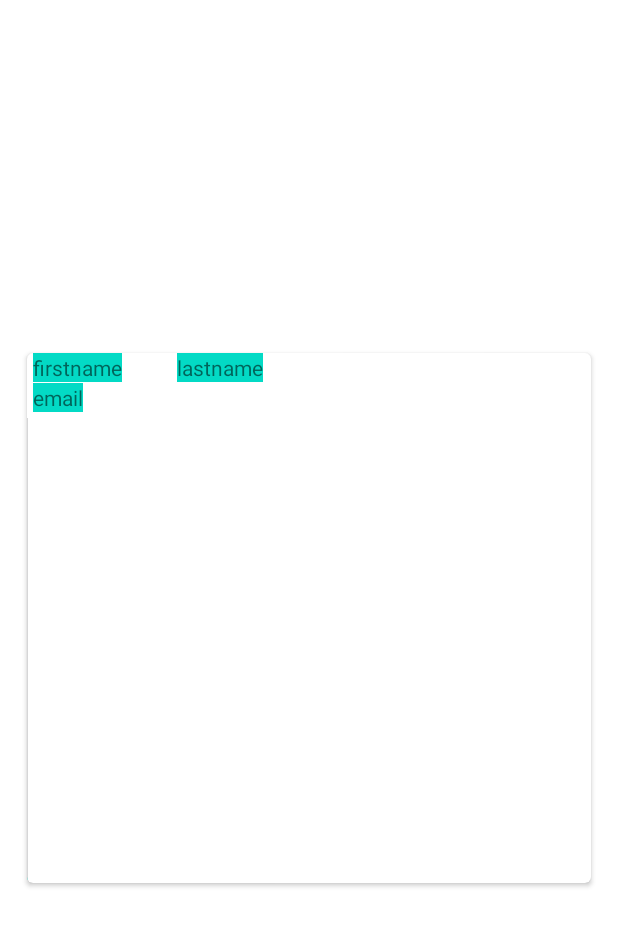
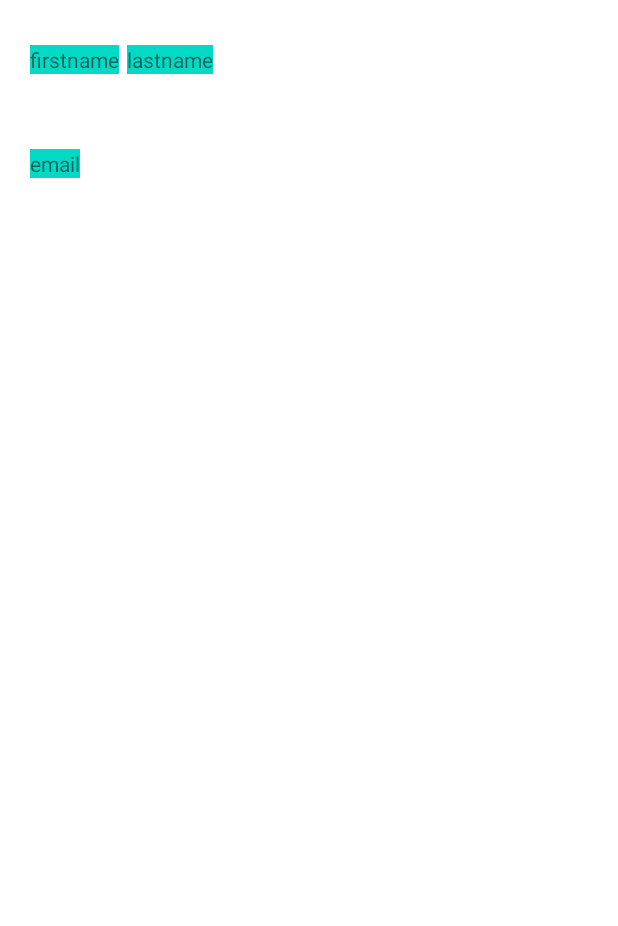
Before and after one commit to asa-012/Sample-App1, an Android app: the layout list_item.xml on its own in the app's theme, with its tools: preview values and no code run, on a phone screen of 412 x 824 dp. Shown: the top 926 px of the screen. Run offline under Robolectric (Android 15) with nearby library versions, the phone set to English and light mode, and no system bars.

Commit message:
feat:cardViewをconstrainLayoutへ変更

```diff
--- a/app/src/main/res/layout/list_item.xml
+++ b/app/src/main/res/layout/list_item.xml
@@ -26,51 +26,58 @@
             type="com.asa.atrae_sample_app1.network.UsersProperties" />
     </data>
 
-    <androidx.cardview.widget.CardView
-        android:id="@+id/card_view"
+    <androidx.constraintlayout.widget.ConstraintLayout
         android:layout_width="match_parent"
-        android:layout_height="353dp"
-        android:layout_gravity="center"
-        android:layout_margin="18dp"
-        android:background="@color/teal_200"
-        app:cardCornerRadius="4dp">
+        android:layout_height="match_parent">
 
         <TextView
             android:id="@+id/text_last_name"
             android:layout_width="wrap_content"
             android:layout_height="wrap_content"
-            android:layout_marginStart="100dp"
+            android:layout_marginStart="5dp"
             android:background="@color/teal_200"
             android:text="lastname"
-            app:userId="@{property}"/>
+            app:layout_constraintBottom_toBottomOf="@+id/text_first_name"
+            app:layout_constraintStart_toEndOf="@+id/text_first_name"
+            app:layout_constraintTop_toTopOf="@+id/text_first_name"
+            app:userLastName="@{property}" />
 
         <TextView
             android:id="@+id/text_first_name"
             android:layout_width="wrap_content"
             android:layout_height="wrap_content"
-            android:layout_marginStart="4dp"
+            android:layout_marginStart="20dp"
+            android:layout_marginTop="30dp"
             android:background="@color/teal_200"
-            android:text="firstname" />
+            android:text="firstname"
+            app:layout_constraintStart_toStartOf="parent"
+            app:layout_constraintTop_toTopOf="parent"
+            app:userFirstName="@{property}" />
 
         <TextView
             android:id="@+id/email_text"
             android:layout_width="wrap_content"
             android:layout_height="wrap_content"
-            android:layout_marginStart="4dp"
-            android:layout_marginTop="20dp"
+            android:layout_marginTop="50dp"
             android:background="@color/teal_200"
             android:text="email"
-            app:userEmail="@{property}"/>
+            app:layout_constraintStart_toStartOf="@+id/text_first_name"
+            app:layout_constraintTop_toBottomOf="@+id/text_first_name"
+            app:userEmail="@{property}" />
 
         <ImageView
             android:id="@+id/avatar_image"
-            android:layout_width="wrap_content"
-            android:layout_height="310dp"
-            android:layout_gravity="bottom"
-            android:layout_marginTop="20dp"
-            android:background="@color/teal_200"
-            tools:srcCompat="@tools:sample/backgrounds/scenic" />
+            android:layout_width="300dp"
+            android:layout_height="150dp"
+            android:layout_gravity="center|center_vertical"
+            android:layout_marginTop="30dp"
+            android:layout_marginBottom="30dp"
+            app:layout_constraintBottom_toBottomOf="parent"
+            app:layout_constraintEnd_toEndOf="parent"
+            app:layout_constraintStart_toStartOf="parent"
+            app:layout_constraintTop_toBottomOf="@+id/email_text"
+            app:userImage="@{property}" />
 
-    </androidx.cardview.widget.CardView>
+    </androidx.constraintlayout.widget.ConstraintLayout>
 
 </layout>
```
